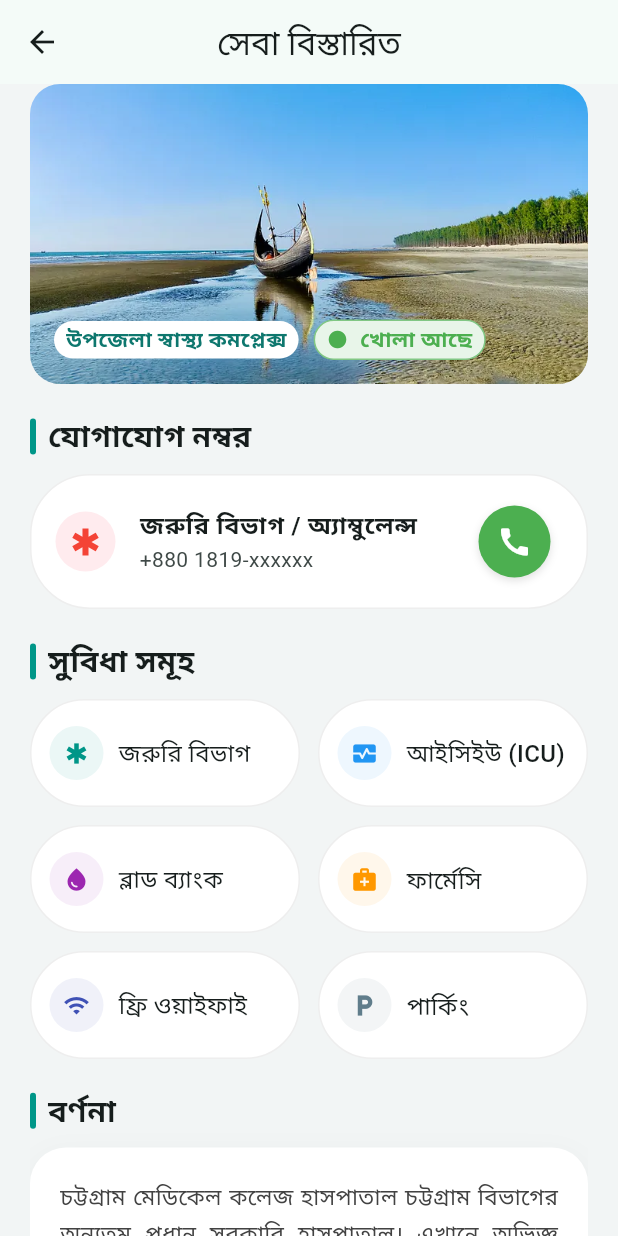
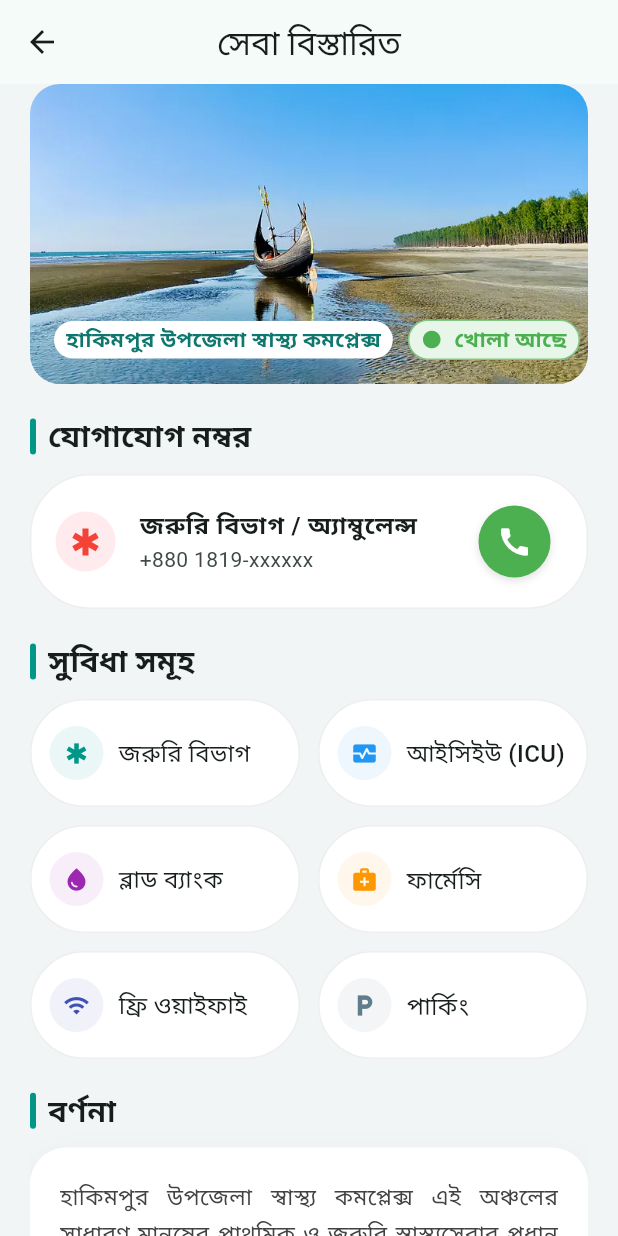
Before and after one commit to Hasibol-Hoda-Inu/Smart-Hili, a Flutter app: the HospitalDetails screen opened directly, on a phone screen of 412 x 824 dp. Run offline on Flutter 3.47's test engine with Material 3 defaults, Android fonts, the phone set to English and light mode, and no system bars; our stand-ins replace carousel_slider.

Commit message:
police station has been added and refactored few stuff.

```diff
--- /dev/null
+++ b/lib/application/app_content.dart
@@ -0,0 +1,15 @@
+class AppContent {
+  static String hospitalDescription = '''হাকিমপুর উপজেলা স্বাস্থ্য কমপ্লেক্স এই অঞ্চলের সাধারণ মানুষের প্রাথমিক ও জরুরি স্বাস্থ্যসেবার প্রধান কেন্দ্রস্থল।
+
+  এটি হিলি-দিনাজপুর রোডের পাশে অবস্থিত একটি সরকারি হাসপাতাল, যেখানে বহিঃবিভাগ ও জরুরি বিভাগের মাধ্যমে ২৪ ঘণ্টা চিকিৎসা সেবা প্রদান করা হয়।
+
+  বর্তমানে এই কমপ্লেক্সটি আধুনিক সুযোগ-সুবিধা সম্বলিত একটি শয্যাবিশিষ্ট হাসপাতালে উন্নীত করা হয়েছে, যেখানে প্রসূতি সেবা, শিশু যত্ন এবং বিনামূল্যে সরকারি ওষুধ সরবরাহ করা হয়।
+  সীমান্তবর্তী এলাকার মানুষের জন্য সুলভ মূল্যে উন্নত চিকিৎসা নিশ্চিত করতে হাসপাতালটি গুরুত্বপূর্ণ ভূমিকা পালন করছে।''';
+
+  static String policeSDescription = '''দিনাজপুর জেলার হাকিমপুর (হিলি) থানা একটি গুরুত্বপূর্ণ সীমান্ত থানা, যা মূলত হিলি স্থলবন্দর কেন্দ্রিক নিরাপত্তা ও আইনশৃঙ্খলা রক্ষায় নিয়োজিত।
+
+            হিলি পৌরসভা সংলগ্ন থানা রোডে অবস্থিত এই পুলিশ স্টেশনটি ১টি পৌরসভা ও ৩টি ইউনিয়নের নিরাপত্তা নিশ্চিত করে।
+            বর্তমানে এই থানা ২৪ ঘণ্টা সাধারণ ডায়েরি (জিডি), মামলা গ্রহণ ও পাসপোর্ট ভেরিফিকেশন সেবা প্রদান করছে।
+            সীমান্তবর্তী এলাকা হওয়ায় চোরাচালান রোধ এবং পাসপোর্টধারী যাত্রীদের নিরাপত্তা প্রদানে এই থানা বিশেষ ভূমিকা পালন করে।
+''';
+}
--- a/lib/features/services/common/presentation/screens/all_services_screen.dart
+++ b/lib/features/services/common/presentation/screens/all_services_screen.dart
@@ -1,6 +1,5 @@
 import 'package:flutter/material.dart';
 
-import '../../../../home/data/service_category_data_model.dart';
 import '../../../../home/presentation/widgets/service_container.dart';
 
 class AllServicesScreen extends StatefulWidget {
--- /dev/null
+++ b/lib/features/services/common/presentation/widgets/contact_info.dart
@@ -0,0 +1,47 @@
+import 'package:flutter/material.dart';
+
+class ContactInfo extends StatelessWidget {
+  const ContactInfo({
+    super.key,
+  });
+
+  @override
+  Widget build(BuildContext context) {
+    return Container(
+      padding: const EdgeInsets.symmetric(vertical: 8),
+      decoration: BoxDecoration(
+        color: Colors.white,
+        borderRadius: BorderRadius.circular(40),
+        border: Border.all(color: Colors.grey.shade200),
+      ),
+      child: ListTile(
+        leading: CircleAvatar(
+          backgroundColor: Colors.red.shade50,
+          child: const Icon(Icons.emergency, color: Colors.red),
+        ),
+        title: const Text(
+          "জরুরি বিভাগ / অ্যাম্বুলেন্স",
+          style: TextStyle(fontWeight: FontWeight.bold),
+        ),
+        subtitle: const Text("+880 1819-xxxxxx"),
+        trailing: Container(
+          decoration: const BoxDecoration(
+            color: Colors.green,
+            shape: BoxShape.circle,
+            boxShadow: [
+              BoxShadow(
+                  color: Colors.black12,
+                  blurRadius: 4,
+                  offset: Offset(0, 2)
+              ),
+            ],
+          ),
+          child: IconButton(
+            icon: const Icon(Icons.call, color: Colors.white),
+            onPressed: () {},
+          ),
+        ),
+      ),
+    );
+  }
+}
--- /dev/null
+++ b/lib/features/services/common/presentation/widgets/description_card.dart
@@ -0,0 +1,38 @@
+import 'package:flutter/material.dart';
+
+class DescriptionCard extends StatelessWidget {
+  final String description;
+
+  const DescriptionCard({
+    super.key,
+    required this.description,
+  });
+
+  @override
+  Widget build(BuildContext context) {
+    return Container(
+      width: double.infinity,
+      padding: const EdgeInsets.all(20),
+      decoration: BoxDecoration(
+        color: Colors.white,
+        borderRadius: BorderRadius.circular(24),
+        boxShadow: [
+          BoxShadow(
+            color: Colors.black.withAlpha(10),
+            blurRadius: 15,
+            offset: const Offset(0, 5),
+          ),
+        ],
+      ),
+      child: Text(
+        description,
+        style: TextStyle(
+          fontSize: 15,
+          height: 1.6, // Improves readability
+          color: Colors.grey.shade800,
+        ),
+        textAlign: TextAlign.justify,
+      ),
+    );
+  }
+}
--- /dev/null
+++ b/lib/features/services/common/presentation/widgets/service_ds_banner.dart
@@ -0,0 +1,52 @@
+import 'package:flutter/material.dart';
+import 'package:smart_hili/features/services/common/presentation/widgets/status_badge.dart';
+
+import '../../../../../application/app_colors.dart';
+import '../../../../../application/assets_path.dart';
+
+class ServiceDSBanner extends StatelessWidget {
+  final String title;
+  const ServiceDSBanner({
+    super.key,
+    required this.title,
+  });
+
+  @override
+  Widget build(BuildContext context) {
+    return Container(
+      width: double.maxFinite,
+      height: 200,
+      padding: const EdgeInsets.all(16),
+      decoration: const BoxDecoration(
+          borderRadius: BorderRadius.all(Radius.circular(20),
+          ),
+          image: DecorationImage(
+            image: AssetImage(AssetsPath.banner2),
+            fit: BoxFit.cover,
+          )
+      ),
+      child: Align(
+        alignment: Alignment.bottomLeft,
+        child: Row(
+          spacing: 10,
+          children: [
+            Container(
+              padding: const EdgeInsets.symmetric(horizontal: 8, vertical: 2),
+              decoration: BoxDecoration(
+                color: Colors.white,
+                borderRadius: BorderRadius.circular(20),
+              ),
+              child: Text(title,
+                style: const TextStyle(
+                  fontWeight: FontWeight.bold,
+                  color: AppColors.themeColor,
+                ),
+              ),
+            ),
+            const StatusBadge(),
+          ],
+        ),
+      ),
+    );
+  }
+}
--- a/lib/features/services/hospital/presentation/screens/hospital_details.dart
+++ b/lib/features/services/hospital/presentation/screens/hospital_details.dart
@@ -1,9 +1,10 @@
 import 'package:flutter/material.dart';
-import 'package:flutter/rendering.dart';
 import 'package:smart_hili/application/app_colors.dart';
-import 'package:smart_hili/application/assets_path.dart';
-import 'package:smart_hili/features/services/common/presentation/widgets/status_badge.dart';
+import 'package:smart_hili/features/services/common/presentation/widgets/description_card.dart';
 
+import '../../../../../application/app_content.dart';
+import '../../../common/presentation/widgets/contact_info.dart';
+import '../../../common/presentation/widgets/service_ds_banner.dart';
 import '../../../common/presentation/widgets/styled_title.dart';
 
 class HospitalDetails extends StatefulWidget {
@@ -27,81 +28,12 @@ class _HospitalDetailsState extends State<HospitalDetails> {
         child: SingleChildScrollView(
           child: Column(
             children: [
-              Container(
-                width: double.maxFinite,
-                height: 200,
-                padding: const EdgeInsets.all(16),
-                decoration: const BoxDecoration(
-                  borderRadius: BorderRadius.all(Radius.circular(20),
-                  ),
-                  image: DecorationImage(
-                      image: AssetImage(AssetsPath.banner2),
-                    fit: BoxFit.cover,
-                  )
-                ),
-                child: Align(
-                  alignment: Alignment.bottomLeft,
-                  child: Row(
-                    spacing: 10,
-                    children: [
-                      Container(
-                        padding: const EdgeInsets.symmetric(horizontal: 8, vertical: 2),
-                        decoration: BoxDecoration(
-                          color: Colors.white,
-                          borderRadius: BorderRadius.circular(20),
-                        ),
-                        child: const Text("উপজেলা স্বাস্থ্য কমপ্লেক্স",
-                          style: TextStyle(
-                              fontWeight: FontWeight.bold,
-                              color: AppColors.themeColor,
-                          ),
-                        ),
-                      ),
-                      const StatusBadge(),
-                    ],
-                  ),
-                ),
-              ),
+              const ServiceDSBanner(title: 'হাকিমপুর উপজেলা স্বাস্থ্য কমপ্লেক্স',),
               const SizedBox(height: 20,),
 
               const StyledTitle(title: "যোগাযোগ নম্বর",),
               const SizedBox(height: 10,),
-              Container(
-                padding: const EdgeInsets.symmetric(vertical: 8),
-                decoration: BoxDecoration(
-                  color: Colors.white,
-                  borderRadius: BorderRadius.circular(40),
-                  border: Border.all(color: Colors.grey.shade200),
-                ),
-                child: ListTile(
-                  leading: CircleAvatar(
-                    backgroundColor: Colors.red.shade50,
-                    child: const Icon(Icons.emergency, color: Colors.red),
-                  ),
-                  title: const Text(
-                    "জরুরি বিভাগ / অ্যাম্বুলেন্স",
-                    style: TextStyle(fontWeight: FontWeight.bold),
-                  ),
-                  subtitle: const Text("+880 1819-xxxxxx"),
-                  trailing: Container(
-                    decoration: const BoxDecoration(
-                      color: Colors.green,
-                      shape: BoxShape.circle,
-                      boxShadow: [
-                        BoxShadow(
-                            color: Colors.black12,
-                            blurRadius: 4,
-                            offset: Offset(0, 2)
-                        ),
-                      ],
-                    ),
-                    child: IconButton(
-                      icon: const Icon(Icons.call, color: Colors.white),
-                      onPressed: () {},
-                    ),
-                  ),
-                ),
-              ),
+              const ContactInfo(),
               const SizedBox(height: 20,),
 
               const StyledTitle(title: "সুবিধা সমূহ"),
@@ -111,7 +43,7 @@ class _HospitalDetailsState extends State<HospitalDetails> {
 
               const StyledTitle(title: "বর্ণনা"),
               const SizedBox(height: 10,),
-              _buildDescriptionCard('''চট্টগ্রাম মেডিকেল কলেজ হাসপাতাল চট্টগ্রাম বিভাগের অন্যতম প্রধান সরকারি হাসপাতাল। এখানে অভিজ্ঞ চিকিৎসক দ্বারা ২৪ ঘণ্টা জরুরি সেবা প্রদান করা হয়। আধুনিক যন্ত্রপাতি এবং উন্নত চিকিৎসা ব্যবস্থার জন্য এটি সুপরিচিত।'''),
+              DescriptionCard(description: AppContent.hospitalDescription,),
               const SizedBox(height: 20,),
             ],
           ),
@@ -163,32 +95,4 @@ class _HospitalDetailsState extends State<HospitalDetails> {
       )).toList(),
     );
   }
-
-  Widget _buildDescriptionCard(String description) {
-    return Container(
-      width: double.infinity,
-      padding: const EdgeInsets.all(20),
-      decoration: BoxDecoration(
-        color: Colors.white,
-        borderRadius: BorderRadius.circular(24),
-        // Adding a subtle shadow to match the elevation in the image
-        boxShadow: [
-          BoxShadow(
-            color: Colors.black.withAlpha(10),
-            blurRadius: 15,
-            offset: const Offset(0, 5),
-          ),
-        ],
-      ),
-      child: Text(
-        description,
-        style: TextStyle(
-          fontSize: 15,
-          height: 1.6, // Adds line spacing for better readability
-          color: Colors.grey.shade800,
-        ),
-        textAlign: TextAlign.justify,
-      ),
-    );
-  }
 }
```
Also changed, not shown: lib/features/home/data/service_category_data_model.dart (+16 -2 lines), lib/features/home/presentation/screens/home_screen.dart (+6 -6 lines), lib/features/services/Police/presentation/screens/police_details.dart (added, +44 -0 lines).
